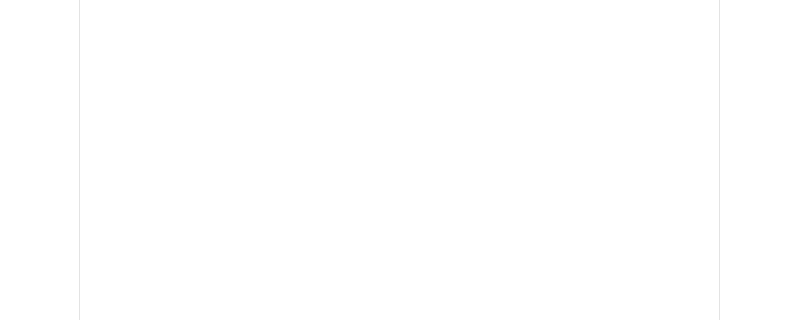
Gitnoter/vemoria2, file src/gui/mainwindow.ui: the form before one commit; both pictures show x 170 to 969 and y 220 to 540 of the 1189 by 722 pixel window.
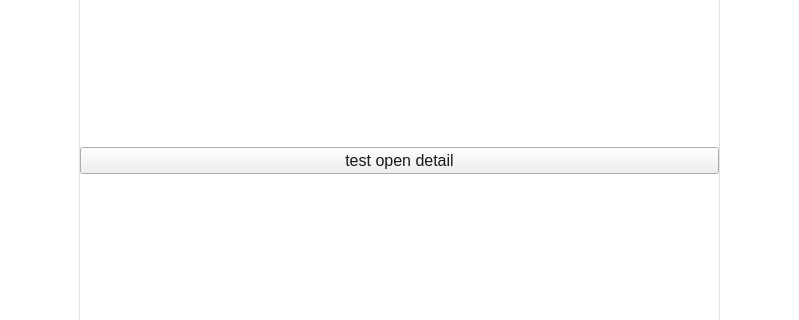
The form after the commit. Icons and pictures are not drawn.

Commit message: edit gridDetailBottomWidget and complete save and delete button

Diff of the .ui file:
```diff
--- a/src/gui/mainwindow.ui
+++ b/src/gui/mainwindow.ui
@@ -1125,7 +1125,7 @@
        border-top:1px solid #e3e3e3;
 }</string>
         </property>
-        <layout class="QGridLayout" name="gridLayout_10" rowstretch="0,0" columnstretch="0">
+        <layout class="QGridLayout" name="gridLayout_10" rowstretch="0,0,0" columnstretch="0">
          <property name="leftMargin">
           <number>0</number>
          </property>
@@ -1369,13 +1369,20 @@
            </layout>
           </widget>
          </item>
-         <item row="1" column="0">
+         <item row="2" column="0">
           <widget class="QGroupBox" name="groupBox_10">
            <property name="title">
             <string/>
            </property>
           </widget>
          </item>
+         <item row="1" column="0">
+          <widget class="QPushButton" name="pushButton_2">
+           <property name="text">
+            <string>test open detail</string>
+           </property>
+          </widget>
+         </item>
         </layout>
        </widget>
       </item>
```
Left out of the diff: 28 changed lines with no effect on the pictures. The commit also changes 2 other files.
